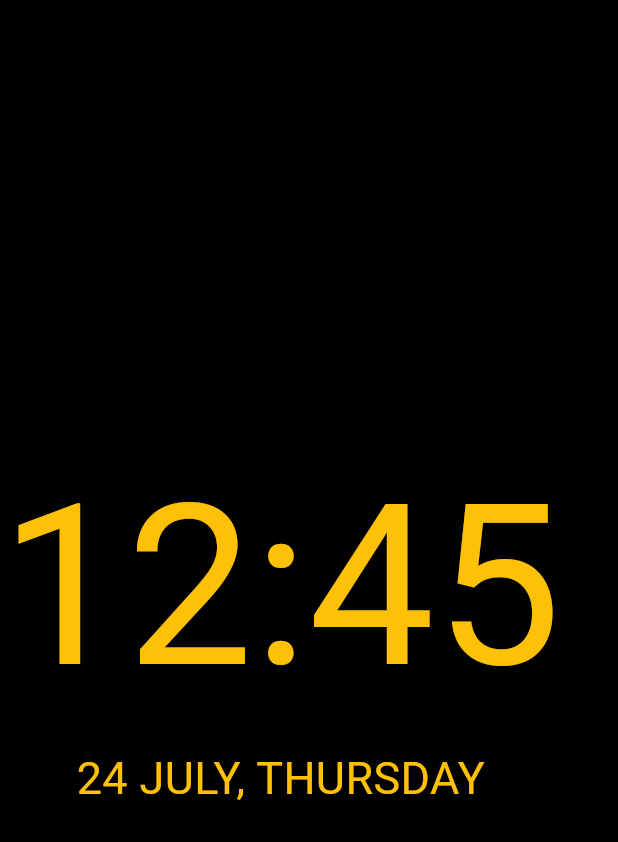
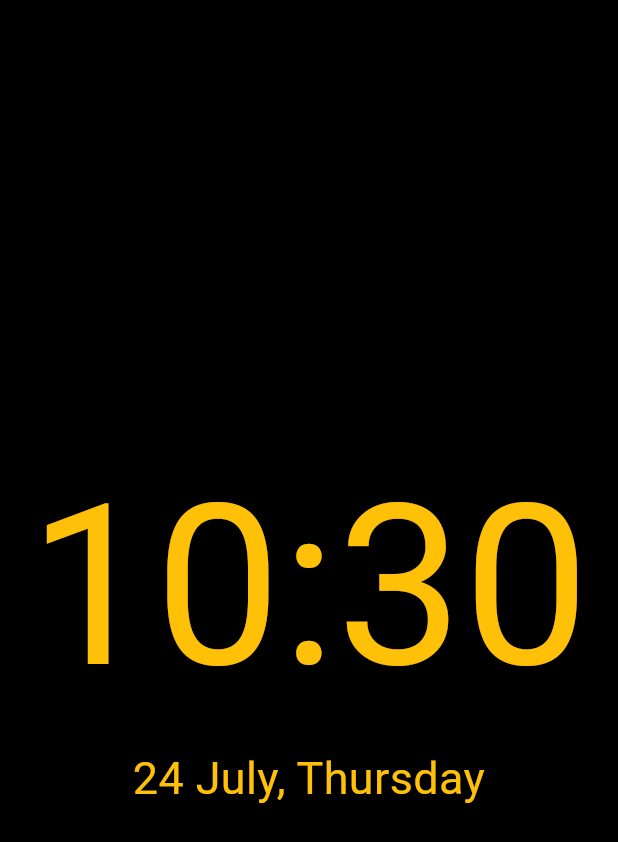
Before and after one commit to SHIVANSH-BHARTI2002/Standby-Mode, a Flutter app: the screen it shows after launch, on a phone screen of 412 x 824 dp. Shown: the top 842 px of the screen. Run offline on Flutter 3.47's test engine with Material 3 defaults, Android fonts, the phone set to English and light mode, and no system bars.

Commit message:
created basic aod screen to display system date and time in required format

```diff
--- a/lib/aod_time.dart
+++ b/lib/aod_time.dart
@@ -1,4 +1,5 @@
 import 'package:flutter/material.dart';
+import 'package:standby_mode/time_function.dart';
 
 class AodTimeAndDate extends StatefulWidget {
   const AodTimeAndDate({super.key});
@@ -8,25 +9,50 @@ class AodTimeAndDate extends StatefulWidget {
 }
 
 class _AodTimeAndDateState extends State<AodTimeAndDate> {
+  bool isLandscape() {
+    Orientation orientation = MediaQuery.of(context).orientation;
+    if (orientation == Orientation.landscape) return true;
+    return false;
+  }
+
+  String getFormattedDate() {
+    final now = DateTime.now();
+    final day = now.day;
+    final monthName = month(now.month);
+    final weekdayName = weekday(now.weekday);
+    return '$day $monthName, $weekdayName';
+  }
+
+  String getFormattedTime() {
+    final now = DateTime.now();
+    int hour = now.hour;
+    final minute = now.minute.toString().padLeft(2, '0');
+    // final period = hour >= 12 ? 'PM' : 'AM';
+    hour = hour % 12 == 0 ? 12 : hour % 12;
+    return '$hour:$minute';
+  }
+
   @override
   Widget build(BuildContext context) {
     return Scaffold(
       backgroundColor: Colors.black,
-      body: Column(
-        mainAxisAlignment: MainAxisAlignment.center,
+      body: Center(
+        child: Column(
+          mainAxisSize: MainAxisSize.min, // shrink vertically to fit content
           children: [
             Text(
-            "12:45",
+              getFormattedTime(),
               textAlign: TextAlign.center,
               style: TextStyle(color: Colors.amber, fontSize: 150),
             ),
             Text(
-            "24 JULY, THURSDAY",
+              getFormattedDate(),
               textAlign: TextAlign.center,
               style: TextStyle(color: Colors.amber, fontSize: 30),
             ),
           ],
         ),
+      ),
     );
   }
 }
--- /dev/null
+++ b/lib/time_function.dart
@@ -0,0 +1,59 @@
+String month(int n) {
+  switch (n) {
+    case 1:
+      return "January";
+    case 2:
+      return "February";
+    case 3:
+      return "March";
+    case 4:
+      return "April";
+    case 5:
+      return "May";
+    case 6:
+      return "June";
+    case 7:
+      return "July";
+    case 8:
+      return "August";
+    case 9:
+      return "September";
+    case 10:
+      return "October";
+    case 11:
+      return "November";
+    case 12:
+      return "December";
+    default:
+      return "Month";
+  }
+}
+
+String weekday(int n) {
+  switch (n) {
+    case 1:
+      return "Monday";
+    case 2:
+      return "Tuesday";
+    case 3:
+      return "Wednesday";
+    case 4:
+      return "Thursday";
+    case 5:
+      return "Friday";
+    case 6:
+      return "Saturday";
+    case 7:
+      return "Sunday";
+    default:
+      return "Day";
+  }
+}
+
+String getFormattedDate() {
+  final now = DateTime.now();
+  final day = now.day;
+  final monthName = month(now.month);
+  final weekdayName = weekday(now.weekday);
+  return '$day $monthName, $weekdayName';
+}
```
Lines whose indentation alone changed are shown as unchanged.
